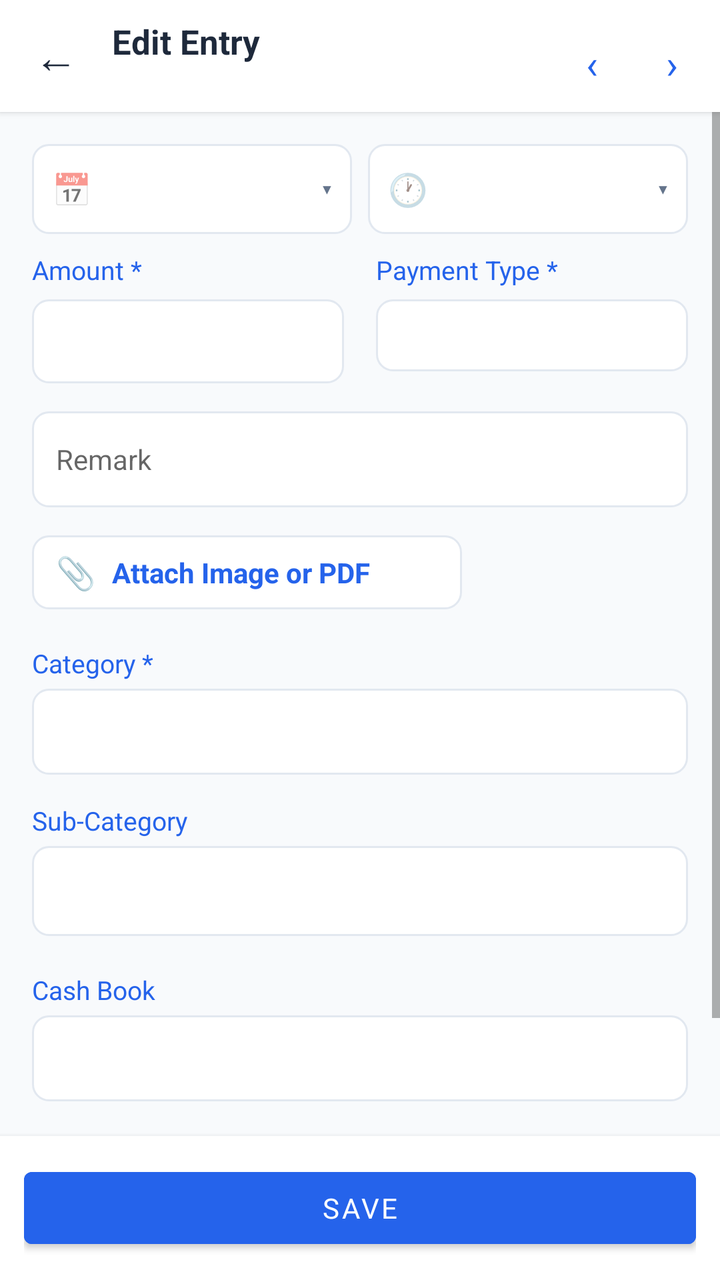
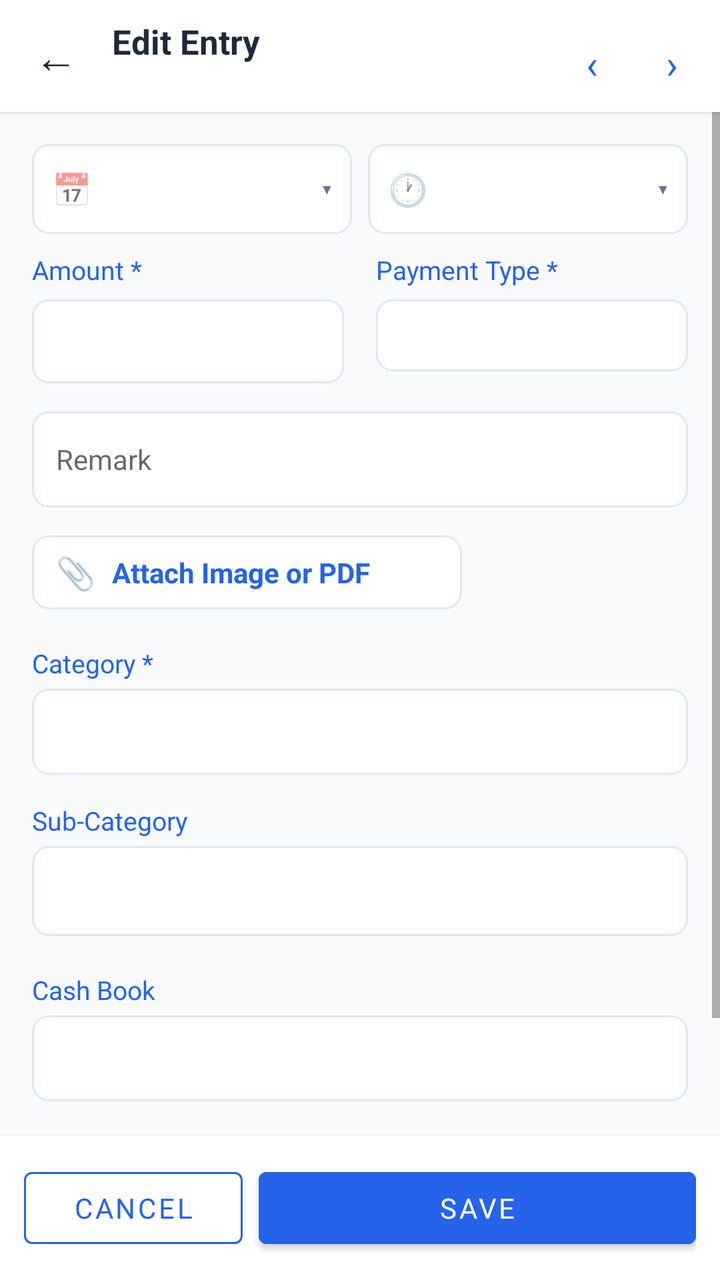

An Android layout rendered at two revisions. The XML below is the earlier revision; the diff shows what the commit changed to produce the second picture.
<!-- AndroidManifest.xml: application theme Theme.ExpenseOS -->
<!-- res/layout/activity_transaction_detail.xml -->
<?xml version="1.0" encoding="utf-8"?>
<LinearLayout xmlns:android="http://schemas.android.com/apk/res/android"
    android:layout_width="match_parent"
    android:layout_height="match_parent"
    android:background="@color/background"
    android:orientation="vertical">

    
    <LinearLayout
        android:layout_width="match_parent"
        android:layout_height="56dp"
        android:background="@color/surface"
        android:elevation="2dp"
        android:gravity="center_vertical"
        android:orientation="horizontal"
        android:paddingHorizontal="4dp">

        <TextView
            android:id="@+id/btnDetailBack"
            android:layout_width="48dp"
            android:layout_height="48dp"
            android:background="?attr/selectableItemBackgroundBorderless"
            android:gravity="center"
            android:text="←"
            android:textColor="@color/text_primary"
            android:textSize="22sp" />

        <LinearLayout
            android:layout_width="0dp"
            android:layout_height="wrap_content"
            android:layout_weight="1"
            android:orientation="vertical"
            android:paddingStart="4dp">

            <TextView
                android:id="@+id/tvDetailTitle"
                android:layout_width="wrap_content"
                android:layout_height="wrap_content"
                android:text="Edit Entry"
                android:textColor="@color/text_primary"
                android:textSize="17sp"
                android:textStyle="bold" />

            <TextView
                android:id="@+id/tvDetailType"
                android:layout_width="wrap_content"
                android:layout_height="wrap_content"
                android:textSize="11sp"
                android:textStyle="bold" />
        </LinearLayout>

        <Button
            android:id="@+id/btnDetailPrev"
            style="?android:attr/borderlessButtonStyle"
            android:layout_width="wrap_content"
            android:layout_height="40dp"
            android:minWidth="40dp"
            android:paddingHorizontal="6dp"
            android:text="‹"
            android:textColor="@color/primary"
            android:textSize="20sp" />

        <Button
            android:id="@+id/btnDetailNext"
            style="?android:attr/borderlessButtonStyle"
            android:layout_width="wrap_content"
            android:layout_height="40dp"
            android:minWidth="40dp"
            android:paddingHorizontal="6dp"
            android:text="›"
            android:textColor="@color/primary"
            android:textSize="20sp" />
    </LinearLayout>

    <ScrollView
        android:layout_width="match_parent"
        android:layout_height="0dp"
        android:layout_weight="1">

        <LinearLayout
            android:layout_width="match_parent"
            android:layout_height="wrap_content"
            android:orientation="vertical"
            android:padding="16dp">

            
            <LinearLayout
                android:layout_width="match_parent"
                android:layout_height="wrap_content"
                android:orientation="horizontal">

                <LinearLayout
                    android:id="@+id/boxDetailDate"
                    android:layout_width="0dp"
                    android:layout_height="45dp"
                    android:layout_marginEnd="8dp"
                    android:layout_weight="1"
                    android:background="@drawable/bg_input_box"
                    android:clickable="true"
                    android:focusable="true"
                    android:gravity="center_vertical"
                    android:orientation="horizontal"
                    android:paddingHorizontal="10dp">

                    <TextView
                        android:layout_width="wrap_content"
                        android:layout_height="wrap_content"
                        android:layout_marginEnd="6dp"
                        android:text="📅"
                        android:textSize="16sp" />

                    <TextView
                        android:id="@+id/tvDetailDate"
                        android:layout_width="0dp"
                        android:layout_height="wrap_content"
                        android:layout_weight="1"
                        android:textColor="@color/text_primary"
                        android:textSize="14sp" />

                    <TextView
                        android:layout_width="wrap_content"
                        android:layout_height="wrap_content"
                        android:text="▾"
                        android:textColor="@color/text_secondary" />
                </LinearLayout>

                <LinearLayout
                    android:id="@+id/boxDetailTime"
                    android:layout_width="0dp"
                    android:layout_height="match_parent"
                    android:layout_weight="1"
                    android:background="@drawable/bg_input_box"
                    android:clickable="true"
                    android:focusable="true"
                    android:gravity="center_vertical"
                    android:orientation="horizontal"
                    android:paddingHorizontal="10dp">

                    <TextView
                        android:layout_width="wrap_content"
                        android:layout_height="wrap_content"
                        android:layout_marginEnd="6dp"
                        android:text="🕐"
                        android:textSize="16sp" />

                    <TextView
                        android:id="@+id/tvDetailTime"
                        android:layout_width="0dp"
                        android:layout_height="wrap_content"
                        android:layout_weight="1"
                        android:textColor="@color/text_primary"
                        android:textSize="14sp" />

                    <TextView
                        android:layout_width="wrap_content"
                        android:layout_height="wrap_content"
                        android:text="▾"
                        android:textColor="@color/text_secondary" />
                </LinearLayout>
            </LinearLayout>

            
            <LinearLayout
                android:layout_width="match_parent"
                android:layout_height="wrap_content"
                android:layout_marginTop="9dp"
                android:orientation="horizontal">

                <LinearLayout
                    android:layout_width="0dp"
                    android:layout_height="wrap_content"
                    android:layout_marginEnd="8dp"
                    android:layout_weight="1"
                    android:orientation="vertical">

                    <TextView
                        android:layout_width="wrap_content"
                        android:layout_height="wrap_content"
                        android:text="Amount *"
                        android:textColor="@color/primary"
                        android:textSize="13sp" />

                    <EditText
                        android:id="@+id/etDetailAmount"
                        android:layout_width="match_parent"
                        android:layout_height="42dp"
                        android:layout_marginTop="6dp"
                        android:background="@drawable/bg_input_box"
                        android:inputType="numberDecimal"
                        android:paddingHorizontal="10dp"
                        android:textSize="16sp"
                        android:textStyle="bold" />
                </LinearLayout>

                <LinearLayout
                    android:layout_width="0dp"
                    android:layout_height="wrap_content"
                    android:layout_marginStart="8dp"
                    android:layout_weight="1"
                    android:orientation="vertical">

                    <TextView
                        android:layout_width="wrap_content"
                        android:layout_height="wrap_content"
                        android:text="Payment Type *"
                        android:textColor="@color/primary"
                        android:textSize="13sp" />

                    <Spinner
                        android:id="@+id/spDetailPaymentType"
                        android:layout_width="match_parent"
                        android:layout_height="36dp"
                        android:layout_marginTop="6dp"
                        android:background="@drawable/bg_input_box"
                        android:paddingHorizontal="10dp" />
                </LinearLayout>
            </LinearLayout>

            
            <LinearLayout
                android:layout_width="match_parent"
                android:layout_height="48dp"
                android:layout_marginTop="14dp"
                android:background="@drawable/bg_input_box"
                android:gravity="center_vertical"
                android:orientation="horizontal"
                android:paddingHorizontal="12dp">

                <EditText
                    android:id="@+id/etDetailNote"
                    android:layout_width="match_parent"
                    android:layout_height="24dp"
                    android:background="@null"
                    android:hint="Remark"
                    android:minHeight="48dp"
                    android:textColor="@color/text_primary"
                    android:textSize="14sp" />
            </LinearLayout>

            
            <LinearLayout
                android:id="@+id/btnDetailAttach"
                android:layout_width="215dp"
                android:layout_height="37dp"
                android:layout_marginTop="14dp"
                android:background="@drawable/bg_input_box"
                android:clickable="true"
                android:focusable="true"
                android:gravity="center_vertical"
                android:orientation="horizontal"
                android:paddingHorizontal="12dp">

                <TextView
                    android:layout_width="wrap_content"
                    android:layout_height="wrap_content"
                    android:layout_marginEnd="8dp"
                    android:text="📎"
                    android:textSize="16sp" />

                <TextView
                    android:layout_width="wrap_content"
                    android:layout_height="wrap_content"
                    android:text="Attach Image or PDF"
                    android:textColor="@color/primary"
                    android:textStyle="bold" />
            </LinearLayout>

            <LinearLayout
                android:id="@+id/attachmentListDetail"
                android:layout_width="match_parent"
                android:layout_height="wrap_content"
                android:orientation="vertical" />

            
            <TextView
                android:layout_width="wrap_content"
                android:layout_height="wrap_content"
                android:layout_marginTop="18dp"
                android:text="Category *"
                android:textColor="@color/primary"
                android:textSize="13sp" />

            <Spinner
                android:id="@+id/spDetailCategory"
                android:layout_width="match_parent"
                android:layout_height="43dp"
                android:layout_marginTop="4dp"
                android:background="@drawable/bg_input_box"
                android:paddingHorizontal="10dp" />

            
            <TextView
                android:id="@+id/tvDetailSubCategoryLabel"
                android:layout_width="wrap_content"
                android:layout_height="wrap_content"
                android:layout_marginTop="14dp"
                android:text="Sub-Category"
                android:textColor="@color/primary"
                android:textSize="13sp" />

            <Spinner
                android:id="@+id/spDetailSubCategory"
                android:layout_width="match_parent"
                android:layout_height="45dp"
                android:layout_marginTop="4dp"
                android:background="@drawable/bg_input_box"
                android:paddingHorizontal="10dp" />

            
            <LinearLayout
                android:id="@+id/customFieldsContainerDetail"
                android:layout_width="match_parent"
                android:layout_height="wrap_content"
                android:orientation="vertical" />

            
            <TextView
                android:layout_width="wrap_content"
                android:layout_height="wrap_content"
                android:layout_marginTop="18dp"
                android:text="Cash Book"
                android:textColor="@color/primary"
                android:textSize="13sp" />

            <Spinner
                android:id="@+id/spMoveBook"
                android:layout_width="match_parent"
                android:layout_height="43dp"
                android:layout_marginTop="4dp"
                android:background="@drawable/bg_input_box"
                android:paddingHorizontal="10dp" />

            
            <LinearLayout
                android:layout_width="match_parent"
                android:layout_height="wrap_content"
                android:layout_marginTop="18dp"
                android:layout_marginBottom="8dp"
                android:orientation="horizontal">

                <TextView
                    android:id="@+id/btnDetailDuplicate"
                    android:layout_width="0dp"
                    android:layout_height="42dp"
                    android:layout_weight="1"
                    android:background="@drawable/bg_input_box"
                    android:gravity="center"
                    android:text="📋 Duplicate"
                    android:textColor="@color/primary"
                    android:textSize="12sp" />

                <TextView
                    android:id="@+id/btnDetailMove"
                    android:layout_width="0dp"
                    android:layout_height="42dp"
                    android:layout_marginStart="8dp"
                    android:layout_weight="1"
                    android:background="@drawable/bg_input_box"
                    android:gravity="center"
                    android:text="📦 Move"
                    android:textColor="@color/primary"
                    android:textSize="12sp" />

                <TextView
                    android:id="@+id/btnDetailDelete"
                    android:layout_width="0dp"
                    android:layout_height="42dp"
                    android:layout_marginStart="8dp"
                    android:layout_weight="1"
                    android:background="@drawable/bg_input_box"
                    android:gravity="center"
                    android:text="🗑 Delete"
                    android:textColor="@color/red"
                    android:textSize="12sp" />
            </LinearLayout>

        </LinearLayout>
    </ScrollView>

    
    <LinearLayout
        android:layout_width="match_parent"
        android:layout_height="wrap_content"
        android:background="@color/surface"
        android:elevation="4dp"
        android:orientation="horizontal"
        android:padding="12dp">

        <Button
            android:id="@+id/btnDetailSave"
            android:layout_width="match_parent"
            android:layout_height="48dp"
            android:backgroundTint="@color/primary"
            android:text="SAVE"
            android:textColor="#FFFFFF" />
    </LinearLayout>

</LinearLayout>
<!-- resources referenced by this layout -->
<resources>
  <color name="background">#F8FAFC</color>
  <color name="primary">#2563EB</color>
  <color name="red">#DC2626</color>
  <color name="surface">#FFFFFF</color>
  <color name="text_primary">#1E293B</color>
  <color name="text_secondary">#64748B</color>
  <!-- drawable bg_input_box (drawable) -->
  <?xml version="1.0" encoding="utf-8"?>
  <shape xmlns:android="http://schemas.android.com/apk/res/android"
      android:shape="rectangle">
      <corners android:radius="8dp" />
      <stroke
          android:width="1dp"
          android:color="@color/border" />
      <solid android:color="@color/bg_card" />
  </shape>
  <style name="Theme.ExpenseOS" parent="Theme.MaterialComponents.Light.NoActionBar">
          <item name="colorPrimary">@color/primary</item>
          <item name="colorPrimaryDark">@color/primary_dark</item>
          <item name="colorAccent">@color/primary</item>
          <item name="android:windowBackground">@color/bg</item>
          <item name="android:fontFamily">sans-serif</item>
          <item name="android:statusBarColor">@color/primary_dark</item>
      </style>
  <color name="border">#E2E8F0</color>
  <color name="bg_card">#FFFFFF</color>
  <color name="primary_dark">#1D4ED8</color>
  <color name="bg">#F8FAFC</color>
</resources>

<!-- the commit's change to res/layout/activity_transaction_detail.xml (unified diff, before → after) -->
@@ -1,8 +1,8 @@
 <?xml version="1.0" encoding="utf-8"?>
 <LinearLayout xmlns:android="http://schemas.android.com/apk/res/android"
+    xmlns:app="http://schemas.android.com/apk/res-auto"
     android:layout_width="match_parent"
     android:layout_height="match_parent"
-    android:background="@color/background"
     android:orientation="vertical">
 
     
@@ -387,9 +387,21 @@
         android:padding="12dp">
 
         <Button
+            android:id="@+id/btnDetailCancel"
+            style="?attr/materialButtonOutlinedStyle"
+            android:layout_width="0dp"
+            android:layout_height="48dp"
+            android:layout_marginEnd="8dp"
+            android:layout_weight="1"
+            android:text="CANCEL"
+            android:textColor="@color/primary"
+            app:strokeColor="@color/primary" />
+
+        <Button
             android:id="@+id/btnDetailSave"
-            android:layout_width="match_parent"
+            android:layout_width="0dp"
             android:layout_height="48dp"
+            android:layout_weight="2"
             android:backgroundTint="@color/primary"
             android:text="SAVE"
             android:textColor="#FFFFFF" />
<!-- resource entries referenced after the edit -->
@@ -1,6 +1,5 @@
 <!-- resources referenced by this layout -->
 <resources>
-  <color name="background">#F8FAFC</color>
   <color name="primary">#2563EB</color>
   <color name="red">#DC2626</color>
   <color name="surface">#FFFFFF</color>
